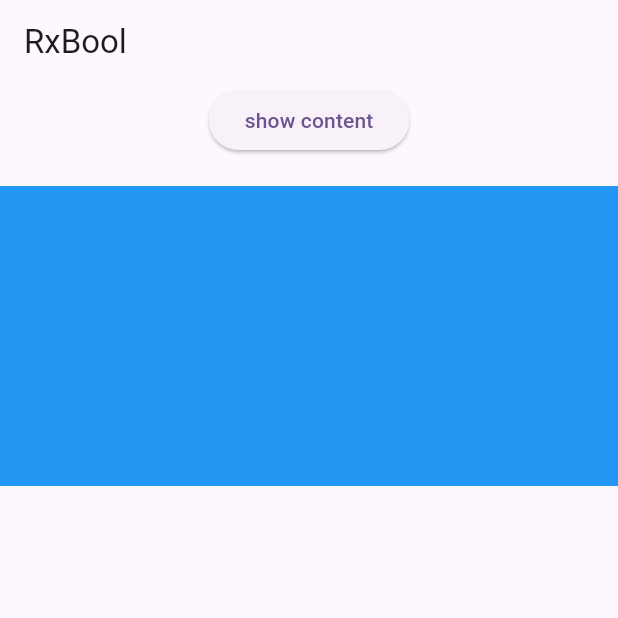
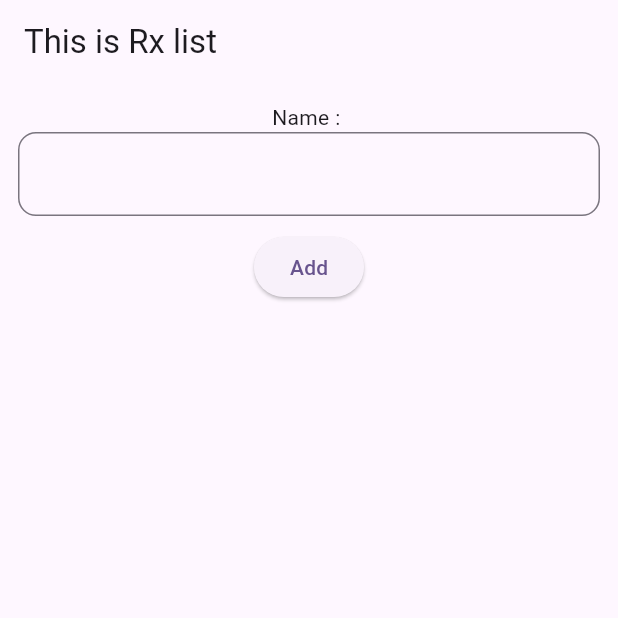
Before and after one commit to mannpadhiar/Flutter_Lab, a Flutter app: the screen it shows after launch, on a phone screen of 412 x 824 dp, the top half of it. Run offline on Flutter 3.47's test engine with Material 3 defaults, Android fonts, the phone set to English and light mode, and no system bars; our stand-ins replace get, sqflite; accounts and stored records are empty.

Commit message:
added lab-7

```diff
--- /dev/null
+++ b/lib/lab-7/RxListExample.dart
@@ -0,0 +1,88 @@
+import 'package:flutter/material.dart';
+import 'package:get/get.dart';
+import 'package:get/get_core/src/get_main.dart';
+import 'package:sem_5/lab-7/list_controller.dart';
+
+class Rxlistexample extends StatelessWidget {
+  Rxlistexample({super.key});
+
+  final ListController _listController = Get.find<ListController>();
+  TextEditingController _controller = TextEditingController();
+  String tempUser = "";
+
+  @override
+  Widget build(BuildContext context) {
+    return Scaffold(
+      appBar: AppBar(title: Text('This is Rx list')),
+      body: Padding(
+        padding: const EdgeInsets.all(12.0),
+        child: Column(
+          children: [
+            Text('Name : '),
+            TextFormField(
+              controller: _controller,
+              decoration: InputDecoration(
+                border: OutlineInputBorder(
+                  borderRadius: BorderRadius.circular(12),
+                ),
+              ),
+            ),
+            const SizedBox(height: 10),
+            Obx(
+              () =>  ElevatedButton(
+                onPressed: () {
+                  if(_listController.isEdit.value){
+                    _listController.editUser(_controller.text, tempUser);
+                    _listController.isEdit.value = false;
+                    _listController.update();
+                  }
+                  else{
+                    _listController.addUser(_controller.text);
+                  }
+                },
+                child: Text( _listController.isEdit.value?'Edit':'Add'),
+              ),
+            ),
+            const SizedBox(height: 20),
+            Expanded(
+              child: Obx(
+                () =>
+                    ListView.separated(
+                  separatorBuilder:
+                      (context, index) => Divider(color: Colors.white24),
+                  itemCount: _listController.list.length,
+                  itemBuilder:
+                      (context, index) => ListTile(
+                        leading: IconButton(onPressed: () =>  _listController.changeFavUser(_listController.list[index]), icon: Icon(_listController.list[index]['isFav']?Icons.favorite:Icons.favorite_outline_rounded)),
+                        title: Obx(() =>  Text(_listController.list[index]['name'])),
+                        trailing: Row(
+                          mainAxisSize: MainAxisSize.min,
+                          children: [
+                            IconButton(
+                              onPressed: () {
+                                _listController.isEdit.value = ! _listController.isEdit.value;
+                                tempUser = _listController.list[index]['name'];
+                                _controller.text = _listController.list[index]['name'];
+                                },
+                              icon: Icon(Icons.edit),
+                            ),
+                            IconButton(
+                              onPressed: () {
+                                _listController.deleteUser(
+                                  _listController.list[index],
+                                );
+                              },
+                              icon: Icon(Icons.delete),
+                            ),
+                          ],
+                        ),
+                      ),
+                ),
+              ),
+            ),
+          ],
+        ),
+      ),
+    );
+  }
+}
--- /dev/null
+++ b/lib/lab-7/list_controller.dart
@@ -0,0 +1,39 @@
+import 'package:get/get.dart';
+
+class ListController extends GetxController{
+    RxList list = <Map<String,dynamic>>[].obs;
+  RxBool isEdit = false.obs;
+
+  void addUser(String user){
+    list.add({'name':user,'isFav' : false});
+    print('User added');
+  }
+
+  void deleteUser(Map<String,dynamic> user){
+    list.remove(user);
+    print('User deleted');
+  }
+
+  void editUser(String newUser,String oldUser){
+    int index = list.indexWhere((element) => element['name'] == oldUser,);
+    // list[index]['name'] = newUser;
+    final updatedMap = Map<String, dynamic>.from(list[index]);
+    updatedMap['name'] = newUser;
+    list[index] = updatedMap;
+  }
+
+  void changeFavUser(Map<String,dynamic> user){
+    int index = list.indexOf(user);
+    list[index] = {
+      'name' : user['name'],
+      'isFav' : !user['isFav'],
+    };
+  }
+}
+
+// class User{
+//   String name;
+//   bool isFav = false;
+//
+//   User({required this.name});
+// }
--- a/lib/main.dart
+++ b/lib/main.dart
@@ -17,9 +17,12 @@ import 'lab-6/RxBoolExample.dart';
 import 'lab-6/non_reactive.dart';
 import 'lab-6/text_field_ractive.dart';
 import 'lab-6/time_print.dart';
+import 'lab-7/RxListExample.dart';
+import 'lab-7/list_controller.dart';
 import 'local_database/view/local_person_view.dart';
 
 void main() {
+  Get.put(ListController());
   runApp(const MyApp());
 }
 
@@ -35,7 +38,7 @@ class MyApp extends StatelessWidget {
       theme: ThemeData(
         colorScheme: ColorScheme.fromSeed(seedColor: Colors.deepPurple),
       ),
-      home: Rxboolexample(),
+      home: Rxlistexample(),
       // getPages: [
       //   GetPage(name: '/', page: () => NavigationExample(),),
       //   GetPage(name: '/login', page: () => LogInPageDemo(),),
```
